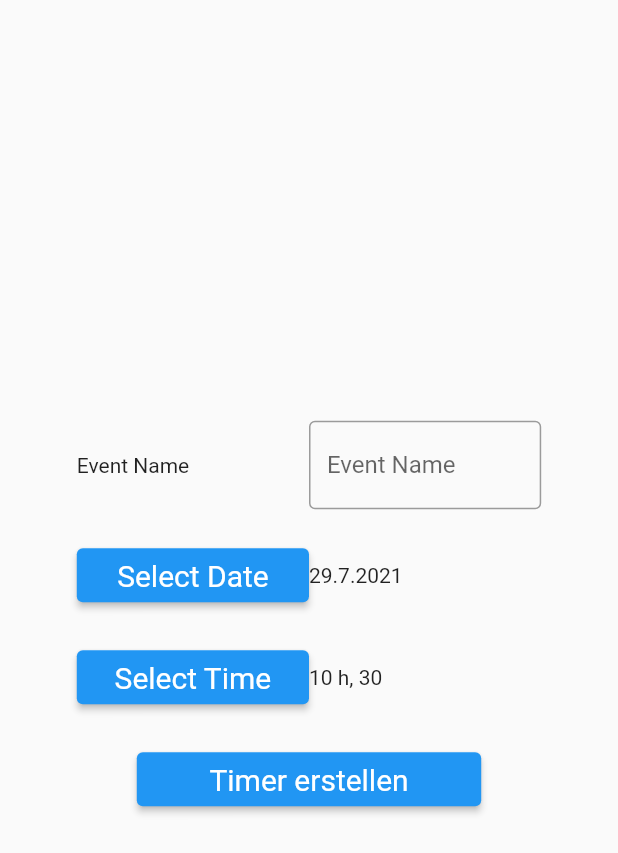
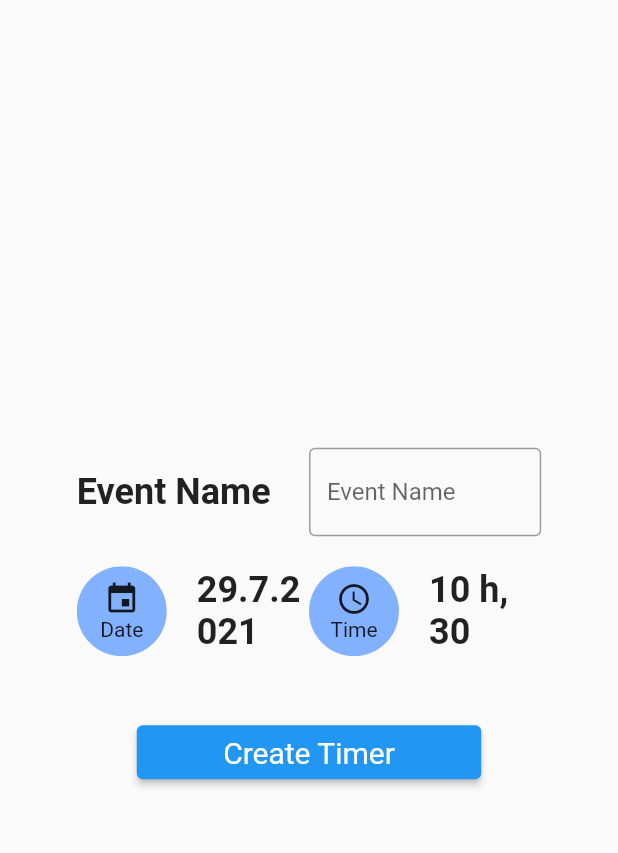
Before and after one commit to amadron/flutter-countdown-app, a Flutter app: the screen it shows after launch, after a tap on the "add" icon, on a phone screen of 412 x 824 dp. Shown: the top 853 px of the screen. Run offline on Flutter 3.47's test engine with Material 2 defaults, Android fonts, the light colour scheme and no system bars; our stand-ins replace shared_preferences; missing offline and left inert: dart:html.

Commit message:
Added Rounded Button and reworked countdown setter

```diff
--- a/lib/countdown_setter.dart
+++ b/lib/countdown_setter.dart
@@ -7,6 +7,7 @@ import 'package:flutter/material.dart';
 import 'package:provider/provider.dart';
 import 'CountdownStore.dart';
 import 'count_down.dart';
+import 'rounded_button.dart';
 
 class CountDownSetter extends StatefulWidget {
   @override
@@ -24,6 +25,9 @@ class _CountdownSetterState extends State<CountDownSetter> {
 
   @override
   Widget build(BuildContext context) {
+    const dataStyle = TextStyle(fontSize: 24, fontWeight: FontWeight.bold);
+
+    const double spcBetweenButtonData = 20;
     final ButtonStyle style =
         ElevatedButton.styleFrom(textStyle: const TextStyle(fontSize: 20));
 
@@ -33,7 +37,7 @@ class _CountdownSetterState extends State<CountDownSetter> {
         mainAxisSize: MainAxisSize.min,
         children: [
           Expanded(
-            child: Text("Event Name"),
+            child: Text("Event Name", style: dataStyle),
           ),
           Expanded(
             child: TextField(
@@ -49,10 +53,7 @@ class _CountdownSetterState extends State<CountDownSetter> {
       padding: EdgeInsets.all(10),
       child: Row(
         children: <Widget>[
-          Expanded(
-              child: ElevatedButton(
-            style: style,
-            onPressed: () {
+          RoundedButton("Date", Icons.event, () {
             showDatePicker(
                     context: context,
                     initialDate: selectedDate,
@@ -66,12 +67,33 @@ class _CountdownSetterState extends State<CountDownSetter> {
                           })
                         }
                     });
-            },
-            child: const Text('Select Date'),
-          )),
+          }),
+          SizedBox(
+            width: spcBetweenButtonData,
+          ),
           Expanded(
             child: Text(
-                '${selectedDate.day}.${selectedDate.month}.${selectedDate.year}'),
+              '${selectedDate.day}.${selectedDate.month}.${selectedDate.year}',
+              style: dataStyle,
+            ),
+          ),
+          RoundedButton("Time", Icons.schedule, () {
+            showTimePicker(context: context, initialTime: selectedTime)
+                .then((value) {
+              if (value != null)
+                setState(() {
+                  selectedTime = value;
+                });
+            });
+          }),
+          SizedBox(
+            width: spcBetweenButtonData,
+          ),
+          Expanded(
+            child: Text(
+              '${selectedTime.hour} h, ${selectedTime.minute}',
+              style: dataStyle,
+            ),
           )
         ],
       ),
@@ -80,26 +102,7 @@ class _CountdownSetterState extends State<CountDownSetter> {
     final timeRow = Container(
       padding: EdgeInsets.all(10),
       child: Row(
-        children: <Widget>[
-          Expanded(
-            child: ElevatedButton(
-              style: style,
-              onPressed: () {
-                showTimePicker(context: context, initialTime: selectedTime)
-                    .then((value) {
-                  if (value != null)
-                    setState(() {
-                      selectedTime = value;
-                    });
-                });
-              },
-              child: const Text('Select Time'),
-            ),
-          ),
-          Expanded(
-            child: Text('${selectedTime.hour} h, ${selectedTime.minute}'),
-          )
-        ],
+        children: <Widget>[],
       ),
     );
 
@@ -109,13 +112,15 @@ class _CountdownSetterState extends State<CountDownSetter> {
         mainAxisAlignment: MainAxisAlignment.center,
         children: [
           Expanded(
+            flex: 1,
             child: ElevatedButton(
                 style: style,
                 onPressed: () {
                   bool nameExists =
                       Provider.of<CountdownStore>(context, listen: false)
                           .containsEventName(textController.text);
-                  if (!nameExists) {
+                  bool nameValid = textController.text.isNotEmpty;
+                  if (!nameExists && nameValid) {
                     DateTime countDownDateTime = new DateTime(
                         selectedDate.year,
                         selectedDate.month,
@@ -130,10 +135,15 @@ class _CountdownSetterState extends State<CountDownSetter> {
                     developer.log(
                         "Added Countdown of Name: ${newCountdown.eventName}, with Countdown: T:${newCountdown.targetDateTime.hour}:${newCountdown.targetDateTime.minute} D:${newCountdown.targetDateTime.day}.${newCountdown.targetDateTime.month}${newCountdown.targetDateTime.year} ");
                   } else {
-                    developer.log("Countdown already Exist!");
+                    if (nameExists) {
+                      developer.log("Countdown with name already Exist!");
+                    }
+                    if (!nameValid) {
+                      developer.log("Please enter a valid countdown name");
+                    }
                   }
                 },
-                child: const Text('Timer erstellen')),
+                child: const Text('Create Timer')),
           )
         ],
       ),
--- /dev/null
+++ b/lib/rounded_button.dart
@@ -0,0 +1,26 @@
+import 'package:flutter/material.dart';
+
+class RoundedButton extends StatelessWidget {
+  const RoundedButton(this.buttonText, this.icon, this.onTap) : super();
+
+  final Function onTap;
+  final String buttonText;
+  final IconData icon;
+
+  Widget build(BuildContext context) {
+    return SizedBox.fromSize(
+        size: Size(60, 60),
+        child: ClipOval(
+          child: Material(
+            color: Colors.blueAccent.shade100,
+            child: InkWell(
+                splashColor: Colors.blueAccent,
+                onTap: () => onTap(),
+                child: Column(
+                  mainAxisAlignment: MainAxisAlignment.center,
+                  children: <Widget>[Icon(icon), Text(buttonText)],
+                )),
+          ),
+        ));
+  }
+}
```
Also changed, not shown: 1 other file. Lines whose indentation alone changed are shown as unchanged.
